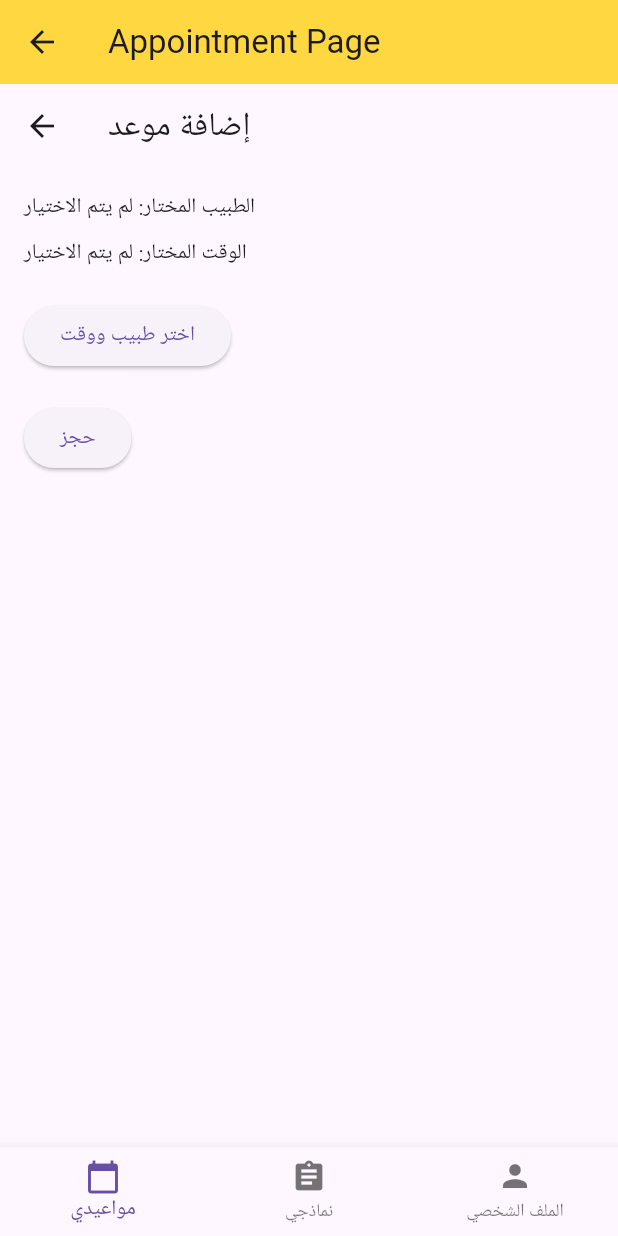
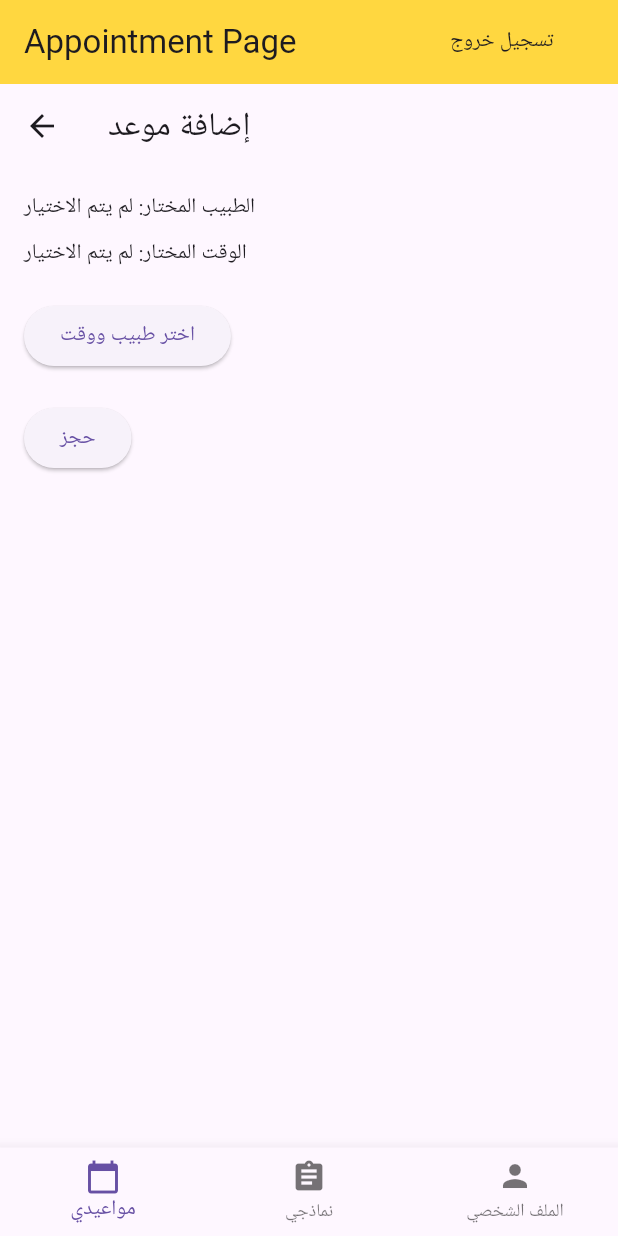
Before and after one commit to monder01/CAQM00, a Flutter app: the Appointmentpage screen opened directly, on a phone screen of 412 x 824 dp. Run offline on Flutter 3.47's test engine with Material 3 defaults, Android fonts, the phone set to English and light mode, and no system bars; our stand-ins replace cloud_firestore, firebase_auth, firebase_core; accounts and stored records are empty.

Commit message:
adding logout button

```diff
--- a/MyProject/lib/main.dart
+++ b/MyProject/lib/main.dart
@@ -1,6 +1,7 @@
 import 'package:firebase_core/firebase_core.dart';
 import 'package:flutter/material.dart';
 import 'package:prototype1/pages/Manageappointment%20copy.dart';
+import 'package:prototype1/pages/homePage.dart';
 import 'firebase_options.dart';
 
 void main() async {
@@ -18,7 +19,7 @@ class MyApp extends StatelessWidget {
     return MaterialApp(
       title: "My Clinc", // تعيين عنوان التطبيق
       home:
-          Manageappointment(), // تحديد الصفحة الرئيسية التي يتم عرضها عند بدء تشغيل التطبيق
+          Homepage(), // تحديد الصفحة الرئيسية التي يتم عرضها عند بدء تشغيل التطبيق
     );
   }
 }
--- a/MyProject/lib/oop/users.dart
+++ b/MyProject/lib/oop/users.dart
@@ -49,7 +49,7 @@ class UserC {
       }
       ScaffoldMessenger.of(context).showSnackBar(
         SnackBar(
-          content: Text("مرحبا بك في عيادتنا $fullname"),
+          content: Text("مرحبا بك في عيادتنا 😝 $fullname"),
           showCloseIcon: true,
         ),
       );
--- a/MyProject/lib/pages/appointmentPage.dart
+++ b/MyProject/lib/pages/appointmentPage.dart
@@ -1,6 +1,8 @@
 import 'package:flutter/material.dart';
 import 'package:prototype1/pages/addAppointmentPage.dart';
 import 'package:prototype1/pages/formPage.dart';
+import 'package:prototype1/pages/homePage.dart';
+import 'package:firebase_auth/firebase_auth.dart';
 
 class Appointmentpage extends StatefulWidget {
   const Appointmentpage({super.key});
@@ -23,7 +25,24 @@ class _AppointmentpageState extends State<Appointmentpage> {
     return Scaffold(
       appBar: AppBar(
         title: Text("Appointment Page"),
-        backgroundColor: Colors.amberAccent[200], // عنوان شريط التطبيق
+        backgroundColor: Colors.amberAccent[200],
+        automaticallyImplyLeading: false,
+        actions: [
+          Padding(
+            padding: const EdgeInsets.symmetric(horizontal: 35),
+            child: IconButton(
+              onPressed: () async {
+                await FirebaseAuth.instance.signOut();
+                Navigator.pushAndRemoveUntil(
+                  context,
+                  MaterialPageRoute(builder: (context) => Homepage()),
+                  (route) => false,
+                );
+              },
+              icon: Text("تسجيل خروج"),
+            ),
+          ),
+        ],
       ),
       body: _pages[i],
       bottomNavigationBar: BottomNavigationBar(
```
Also changed, not shown: MyProject/lib/pages/adminsPage.dart (+22 -2 lines).
